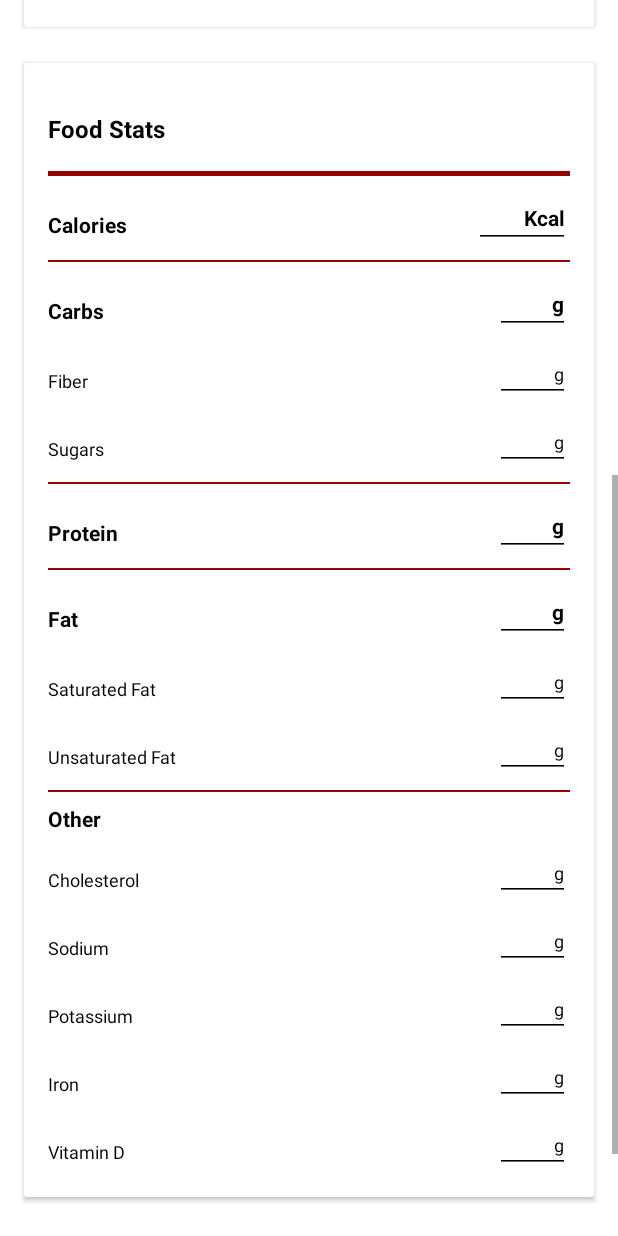
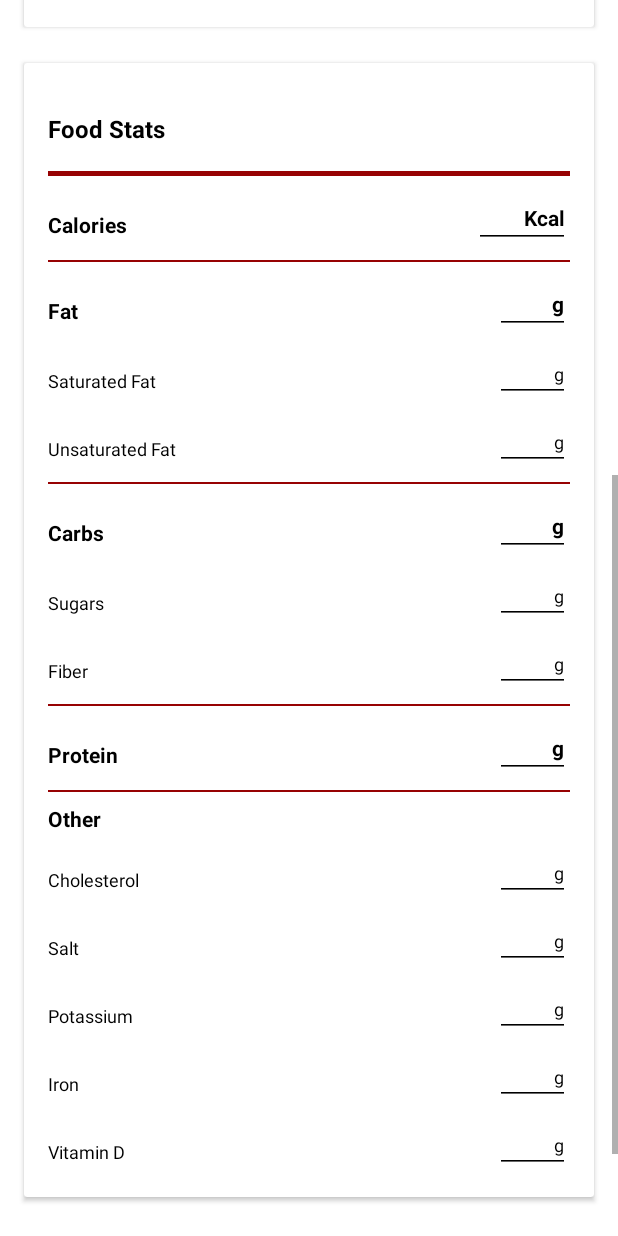
Before and after one commit to kennethjpaul/FoodTracker, an Android app: the layout fragment_modify_food.xml on its own in the app's theme, with its tools: preview values and no code run, scrolled down 576 dp, on a phone screen of 412 x 824 dp. Run offline under Robolectric (Android 15) with nearby library versions, the phone set to English and light mode, and no system bars.

Commit message:
UI: Changed the input of description from multiline to single line. Changed the order of nutrition to match with commonly found labels

```diff
--- a/app/src/main/res/layout/fragment_modify_food.xml
+++ b/app/src/main/res/layout/fragment_modify_food.xml
@@ -75,8 +75,8 @@
                             style="@style/material_card_edit_content"
                             android:hint="@string/food_description"
                             android:textAlignment="textStart"
-                            android:inputType="textMultiLine"
-                            android:maxLines="5"
+                            android:inputType="text"
+                            android:maxLines="1"
                             android:text="@={modifyFoodVM.foodDesc}"
                             android:layout_width="match_parent"
                             app:layout_constraintStart_toStartOf="parent"
@@ -192,7 +192,7 @@
                             android:background="@color/red"
                             app:layout_constraintEnd_toEndOf="parent"
                             app:layout_constraintStart_toStartOf="parent"
-                            app:layout_constraintTop_toBottomOf="@+id/modify_food_stats_calories" />
+                            app:layout_constraintTop_toBottomOf="@+id/modify_food_stats_fat_un_sat" />
 
                         <TextView
                             style="@style/material_card_subtitle"
@@ -223,7 +223,7 @@
                             android:text="@={modifyFoodVM.foodFiber}"
                             android:hint="@string/g"
                             app:layout_constraintEnd_toEndOf="parent"
-                            app:layout_constraintTop_toBottomOf="@+id/modify_food_stats_carbs" />
+                            app:layout_constraintTop_toBottomOf="@+id/modify_food_stats_sugar" />
 
                         <TextView
                             style="@style/material_card_content"
@@ -238,7 +238,7 @@
                             android:text="@={modifyFoodVM.foodSugar}"
                             android:hint="@string/g"
                             app:layout_constraintEnd_toEndOf="parent"
-                            app:layout_constraintTop_toBottomOf="@+id/modify_food_stats_fiber" />
+                            app:layout_constraintTop_toBottomOf="@+id/modify_food_stats_carbs" />
 
                         <View
                             android:id="@+id/modify_food_stats_sep_4"
@@ -246,7 +246,7 @@
                             android:background="@color/red"
                             app:layout_constraintEnd_toEndOf="parent"
                             app:layout_constraintStart_toStartOf="parent"
-                            app:layout_constraintTop_toBottomOf="@+id/modify_food_stats_sugar" />
+                            app:layout_constraintTop_toBottomOf="@+id/modify_food_stats_fiber" />
 
                         <TextView
                             style="@style/material_card_subtitle"
@@ -269,7 +269,7 @@
                             android:background="@color/red"
                             app:layout_constraintEnd_toEndOf="parent"
                             app:layout_constraintStart_toStartOf="parent"
-                            app:layout_constraintTop_toBottomOf="@+id/modify_food_stats_protein" />
+                            app:layout_constraintTop_toBottomOf="@+id/modify_food_stats_calories" />
 
                         <TextView
                             style="@style/material_card_subtitle"
@@ -323,7 +323,7 @@
                             android:background="@color/red"
                             app:layout_constraintEnd_toEndOf="parent"
                             app:layout_constraintStart_toStartOf="parent"
-                            app:layout_constraintTop_toBottomOf="@+id/modify_food_stats_fat_un_sat" />
+                            app:layout_constraintTop_toBottomOf="@+id/modify_food_stats_protein" />
 
                         <TextView
                             android:id="@+id/modify_food_stats_other"
@@ -349,7 +349,7 @@
 
                         <TextView
                             style="@style/material_card_content"
-                            android:text="@string/sodium"
+                            android:text="@string/salt"
                             app:layout_constraintStart_toStartOf="parent"
                             app:layout_constraintTop_toTopOf="@+id/modify_food_stats_sodium"
                             app:layout_constraintBottom_toBottomOf="@+id/modify_food_stats_sodium"/>
--- a/app/src/main/res/values/strings.xml
+++ b/app/src/main/res/values/strings.xml
@@ -78,4 +78,5 @@
     <string name="weight_gain">Weight gain \n0.5Kg/week</string>
     <string name="extreme_weight_gain">Extreme weight gain \n1Kg/week</string>
     <string name="meal_plans">Meal plans</string>
+    <string name="salt">Salt</string>
 </resources>
```
